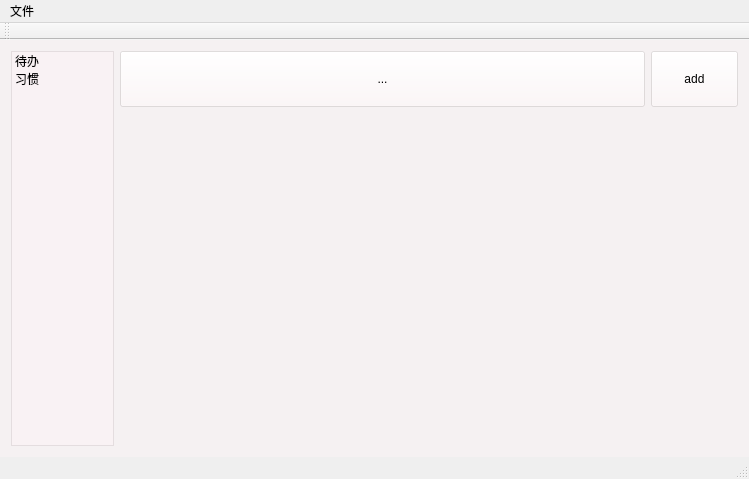
First picture: the form in TodoList.ui, repository doctordragon666/TodoList, before the edit.
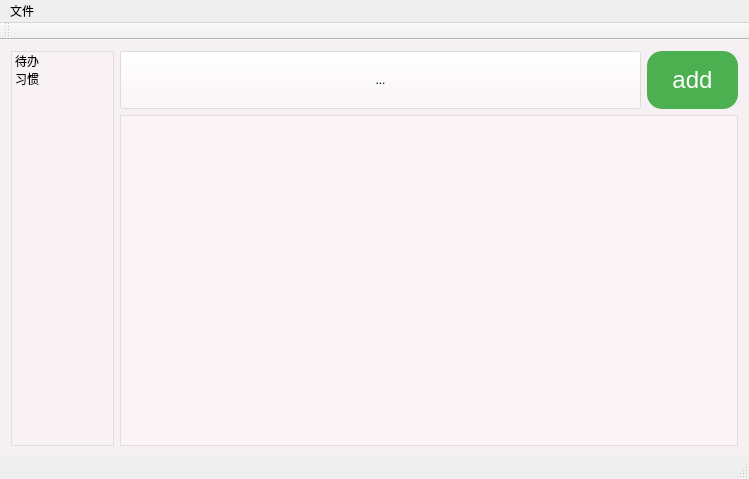
Second picture: the form after the edit. Icons and pictures are not drawn.

```diff
--- a/TodoList.ui
+++ b/TodoList.ui
@@ -26,8 +26,8 @@
    <property name="styleSheet">
     <string notr="true">background-color: rgba(255, 245, 247, 100);</string>
    </property>
-   <layout class="QGridLayout" name="gridLayout">
-    <item row="0" column="0">
+   <layout class="QVBoxLayout" name="verticalLayout">
+    <item>
      <layout class="QGridLayout" name="main_layout" rowstretch="1,6" columnstretch="1,6">
       <item row="0" column="0" rowspan="2">
        <widget class="QListWidget" name="list_choose">
@@ -87,6 +87,30 @@
             <verstretch>0</verstretch>
            </sizepolicy>
           </property>
+          <property name="styleSheet">
+           <string notr="true">QPushButton {
+  display: inline-block;
+  padding: 15px 25px;
+  font-size: 24px;
+  cursor: pointer;
+  text-align: center;   
+  text-decoration: none;
+  outline: none;
+  color: #fff;
+  background-color: #4CAF50;
+  border: none;
+  border-radius: 15px;
+  box-shadow: 0 9px #999;
+}
+
+QPushButton:hover {background-color: #3e8e41}
+
+QPushButton:pressed {
+  background-color: #3e8e41;
+  box-shadow: 0 5px #666;
+  transform: translateY(4px);
+}</string>
+          </property>
           <property name="text">
            <string>add</string>
           </property>
@@ -99,7 +123,24 @@
        </layout>
       </item>
       <item row="1" column="1">
-       <layout class="QVBoxLayout" name="list_layout"/>
+       <widget class="QScrollArea" name="list_item">
+        <property name="horizontalScrollBarPolicy">
+         <enum>Qt::ScrollBarAlwaysOff</enum>
+        </property>
+        <property name="widgetResizable">
+         <bool>true</bool>
+        </property>
+        <widget class="QWidget" name="Content">
+         <property name="geometry">
+          <rect>
+           <x>0</x>
+           <y>0</y>
+           <width>613</width>
+           <height>325</height>
+          </rect>
+         </property>
+        </widget>
+       </widget>
       </item>
      </layout>
     </item>
```
